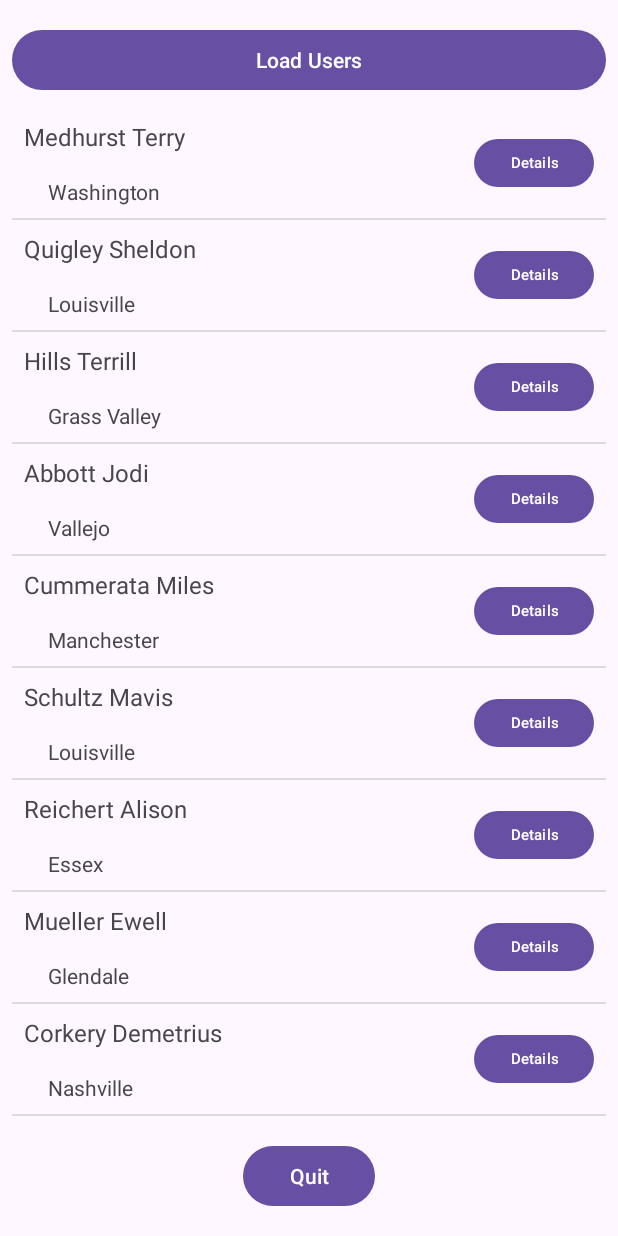
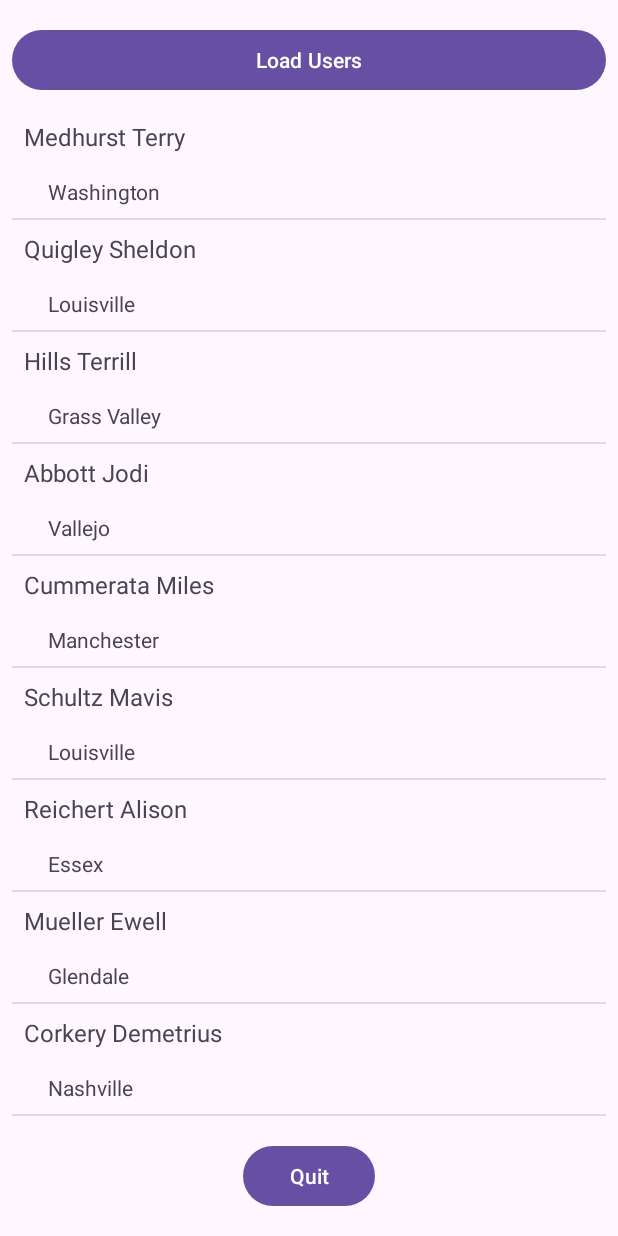
Before and after one commit to Abdelilah-Falih/MiniProjet, an Android app: the screen it shows after launch (MainActivity), after a tap on "Load Users", on a phone screen of 412 x 824 dp. Run offline under Robolectric (Android 15) with nearby library versions, the phone set to English and light mode, and no system bars.

Commit message:
main ( listView[item]):  ->delete button details  ->add on long click to the items to show user details

```diff
--- a/app/src/main/java/com/example/myapplication/UserAdapter.java
+++ b/app/src/main/java/com/example/myapplication/UserAdapter.java
@@ -47,17 +47,17 @@ public class UserAdapter extends BaseAdapter {
         User user = (User) getItem(position);
 
         TextView tv_fullname = (TextView) view.findViewById(R.id.tv_fullname);
-        Button btn_details = (Button) view.findViewById(R.id.btn_details);
         TextView tv_city= (TextView) view.findViewById(R.id.tv_city);
         tv_fullname.setText(user.getFullname());
         tv_city.setText(user.getCity());
-        btn_details.setOnClickListener(v->{
+        view.setOnLongClickListener(v->{
             AlertDialog.Builder alert = new AlertDialog.Builder(context);
             alert.setTitle("User Info");
             alert.setMessage(String.format("Full name : %s\ngender: %s\ncity: %s", user.getFullname(), user.getGender(), user.getCity()));
             alert.setPositiveButton("ok", null);
             alert.setCancelable(false);
             alert.create().show();
+            return true;
         });
 
         return view;
--- a/app/src/main/res/layout/user_item.xml
+++ b/app/src/main/res/layout/user_item.xml
@@ -27,14 +27,4 @@
         app:layout_constraintStart_toStartOf="@+id/tv_fullname"
         app:layout_constraintTop_toBottomOf="@+id/tv_fullname" />
 
-    <Button
-        android:id="@+id/btn_details"
-        android:layout_width="80dp"
-        android:layout_height="40dp"
-        android:text="Details"
-        android:textSize="10sp"
-        app:layout_constraintBottom_toBottomOf="@+id/tv_city"
-        app:layout_constraintEnd_toEndOf="parent"
-        app:layout_constraintTop_toTopOf="@+id/tv_fullname" />
-
 </androidx.constraintlayout.widget.ConstraintLayout>
```
